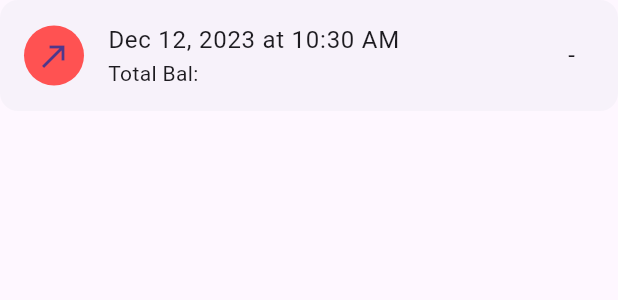
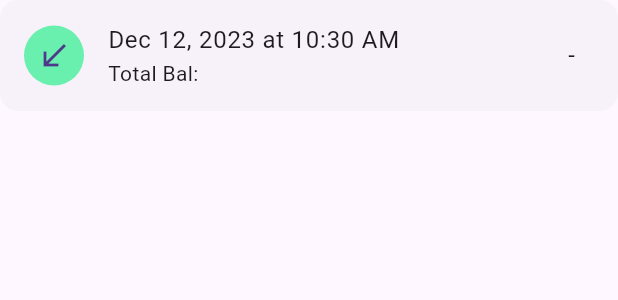
Before and after one commit to MominRaza/messages_wallet, a Flutter app: the TransactionListItem widget shown alone on an empty page, opened directly with empty values, on a phone screen of 412 x 824 dp. Shown: the top 300 px of the screen. Run offline on Flutter 3.47's test engine with Material 3 defaults, Android fonts, the phone set to English and light mode, and no system bars; our stand-ins replace permission_handler; missing offline and left inert: flutter_sms_inbox.

Commit message:
added TransactionType enum

```diff
--- a/lib/components/transactions_item.dart
+++ b/lib/components/transactions_list_item.dart
@@ -27,15 +27,15 @@ class _TransactionListItemState extends State<TransactionListItem> {
         onExpansionChanged: (value) => setState(() => _isExpended = value),
         leading: CircleAvatar(
           backgroundColor: switch (widget.transaction.type) {
-            'Credited' => Colors.greenAccent,
-            'withdrawn' => null,
-            _ => Colors.redAccent,
+            TransactionType.credited => Colors.greenAccent,
+            TransactionType.transferred => Colors.redAccent,
+            TransactionType.withdrawn => null,
           },
           child: Icon(
             switch (widget.transaction.type) {
-              'Credited' => Icons.south_west,
-              'withdrawn' => Icons.arrow_downward,
-              _ => Icons.north_east,
+              TransactionType.credited => Icons.south_west,
+              TransactionType.transferred => Icons.north_east,
+              TransactionType.withdrawn => Icons.arrow_downward,
             },
           ),
         ),
@@ -45,7 +45,7 @@ class _TransactionListItemState extends State<TransactionListItem> {
               : 'null',
         ),
         subtitle: Text(
-          'Total Bal: ${widget.transaction.finalAmount}',
+          'Total Bal: ${widget.transaction.finalAmount ?? 'N/A'}',
           maxLines: 3,
           overflow: TextOverflow.ellipsis,
         ),
--- a/lib/components/transactions_list_view.dart
+++ b/lib/components/transactions_list_view.dart
@@ -1,5 +1,5 @@
 import 'package:flutter/material.dart';
-import 'package:messages_wallet/components/transactions_item.dart';
+import 'package:messages_wallet/components/transactions_list_item.dart';
 import 'package:messages_wallet/models/transaction_model.dart';
 
 class TransactionsListView extends StatelessWidget {
--- a/lib/extracts/extract_bob.dart
+++ b/lib/extracts/extract_bob.dart
@@ -25,7 +25,11 @@ Iterable<Transaction> extractBOBMessages(Iterable<String> bobMessages) =>
       DateTime dateTime = DateTime.parse(formattedDateTimeString);
 
       return Transaction(
-        type: transactionType,
+        type: switch (transactionType?.toLowerCase()) {
+          'credited' => TransactionType.credited,
+          'transferred' => TransactionType.transferred,
+          _ => TransactionType.withdrawn,
+        },
         transactionAmount: transactionAmount,
         finalAmount: finalAmount,
         accountNumber: 'BoB XX$accountNumber',
--- a/lib/models/transaction_model.dart
+++ b/lib/models/transaction_model.dart
@@ -1,5 +1,7 @@
+enum TransactionType { credited, withdrawn, transferred }
+
 class Transaction {
-  String? type;
+  TransactionType type;
   String? transactionAmount;
   String? finalAmount;
   String? accountNumber;
@@ -7,7 +9,7 @@ class Transaction {
   DateTime? dateTime;
 
   Transaction({
-    this.type,
+    required this.type,
     this.transactionAmount,
     this.finalAmount,
     this.accountNumber,
--- a/lib/utils/utils.dart
+++ b/lib/utils/utils.dart
@@ -1,4 +1,4 @@
 import 'package:intl/intl.dart';
 
 String formatDateTime(DateTime dateTime) =>
-    '${DateFormat('MMM d, y').format(dateTime)} at ${DateFormat('h:m a').format(dateTime)}';
+    '${DateFormat('MMM d, y').format(dateTime)} at ${DateFormat('h:mm a').format(dateTime)}';
```
Also changed, not shown: 1 other file.
